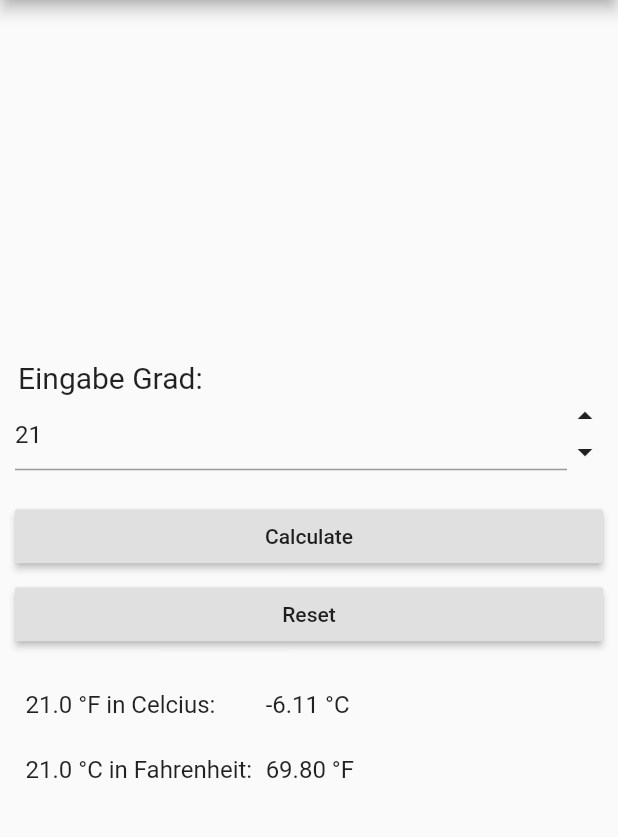
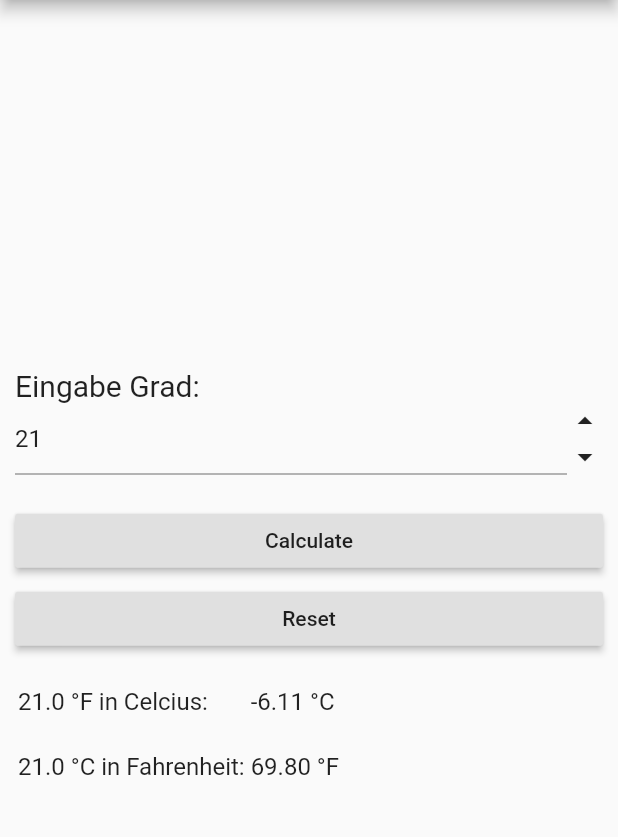
Before and after one commit to peloflutter/fahrenheit_celcsius_calculator, a Flutter app: the screen it shows after launch, after a tap on the "arrow drop up" icon, on a phone screen of 412 x 824 dp, the part 84-921 px from its top. Run offline on Flutter 3.47's test engine with Material 2 defaults, Android fonts, the phone set to English and light mode, and no system bars.

Commit message:
minor layout changes

```diff
--- a/lib/fahrenheit_celcius_calculator.dart
+++ b/lib/fahrenheit_celcius_calculator.dart
@@ -1,8 +1,4 @@
 import 'package:flutter/material.dart';
-
-/*
-*  Known Bugs: Change between Landscape- und Portrait-Mode crashes
-*/
 
 class FahrenheitCelciusCalculator extends StatefulWidget {
   @override
@@ -38,9 +34,13 @@ class _FahrenheitCelciusCalculator extends State<FahrenheitCelciusCalculator> {
     _controller = TextEditingController();
   }
 
+  // conversion Fahrenheit => Celcius and vice versa
+  num _fahrenheitToCelcius(num fahrenheit) => (fahrenheit - 32) * 5 / 9;
+  num _celciusToFahrenheit(num celcius) => celcius * 9 / 5 + 32;
+
   @override
   Widget build(BuildContext context) {
-    Row row = Row(children: <Widget>[
+    final Row rowInput = Row(children: <Widget>[
       Expanded(
           child: TextField(
               textAlign: TextAlign.left,
@@ -70,23 +70,47 @@ class _FahrenheitCelciusCalculator extends State<FahrenheitCelciusCalculator> {
       ]),
     ]);
 
+    final Row rowOutput = Row(children: <Widget>[
+      Column(crossAxisAlignment: CrossAxisAlignment.start, children: <Widget>[
+        Padding(
+            padding: EdgeInsets.all(2.0),
+            child:
+                Text(_displayFahrenheitLong, style: TextStyle(fontSize: 16.0))),
+        Padding(padding: EdgeInsets.all(10.0)),
+        Padding(
+            padding: EdgeInsets.all(2.0),
+            child: Text(_displayCelciusLong, style: TextStyle(fontSize: 16.0)))
+      ]),
+      Expanded(
+          child: Column(
+              crossAxisAlignment: CrossAxisAlignment.start,
+              children: <Widget>[
+            Padding(
+                padding: EdgeInsets.all(2.0),
+                child: Text(_displayFahrenheitShort,
+                    style: TextStyle(fontSize: 16.0))),
+            Padding(padding: EdgeInsets.all(10.0)),
+            Padding(
+                padding: EdgeInsets.all(2.0),
+                child: Text(_displayCelciusShort,
+                    style: TextStyle(fontSize: 16.0))),
+          ])),
+    ]);
+
     return Scaffold(
         appBar: new AppBar(
           title: new Text('Fahrenheit Celcius Calculator'),
         ),
         body: Container(
             margin: EdgeInsets.all(10.0),
-            // child: Center(
             child: Column(
                 mainAxisAlignment: MainAxisAlignment.center,
                 crossAxisAlignment: CrossAxisAlignment.stretch,
                 children: <Widget>[
-                  Padding(
-                      padding: EdgeInsets.all(2.0),
-                      child: Text('Eingabe Grad:',
-                          textAlign: TextAlign.start,
-                          style: TextStyle(fontSize: 20.0))),
-                  row,
+                  Text('Eingabe Grad:',
+                      textAlign: TextAlign.start,
+                      style: TextStyle(fontSize: 20.0)),
+                  rowInput,
                   Padding(padding: EdgeInsets.all(10.0)),
                   RaisedButton(
                     onPressed: _onPressed,
@@ -98,37 +122,7 @@ class _FahrenheitCelciusCalculator extends State<FahrenheitCelciusCalculator> {
                     child: Text('Reset'),
                   ),
                   Padding(padding: EdgeInsets.all(10.0)),
-                  Row(children: <Widget>[
-                    Container(
-                        margin: EdgeInsets.all(5.0),
-                        child: Column(
-                            crossAxisAlignment: CrossAxisAlignment.start,
-                            children: <Widget>[
-                              Padding(
-                                  padding: EdgeInsets.all(2.0),
-                                  child: Text(_displayFahrenheitLong,
-                                      style: TextStyle(fontSize: 16.0))),
-                              Padding(padding: EdgeInsets.all(10.0)),
-                              Padding(
-                                  padding: EdgeInsets.all(2.0),
-                                  child: Text(_displayCelciusLong,
-                                      style: TextStyle(fontSize: 16.0)))
-                            ])),
-                    Expanded(
-                        child: Column(
-                            crossAxisAlignment: CrossAxisAlignment.start,
-                            children: <Widget>[
-                          Padding(
-                              padding: EdgeInsets.all(2.0),
-                              child: Text(_displayFahrenheitShort,
-                                  style: TextStyle(fontSize: 16.0))),
-                          Padding(padding: EdgeInsets.all(10.0)),
-                          Padding(
-                              padding: EdgeInsets.all(2.0),
-                              child: Text(_displayCelciusShort,
-                                  style: TextStyle(fontSize: 16.0))),
-                        ])),
-                  ])
+                  rowOutput
                 ])));
   }
 
@@ -194,10 +188,6 @@ class _FahrenheitCelciusCalculator extends State<FahrenheitCelciusCalculator> {
     });
   }
 
-  // conversion Fahrenheit => Celcius and vice versa
-  num _fahrenheitToCelcius(num fahrenheit) => (fahrenheit - 32) * 5 / 9;
-  num _celciusToFahrenheit(num celcius) => celcius * 9 / 5 + 32;
-
   // dialog helper method
   void _showDialog() {
     showDialog(
```
